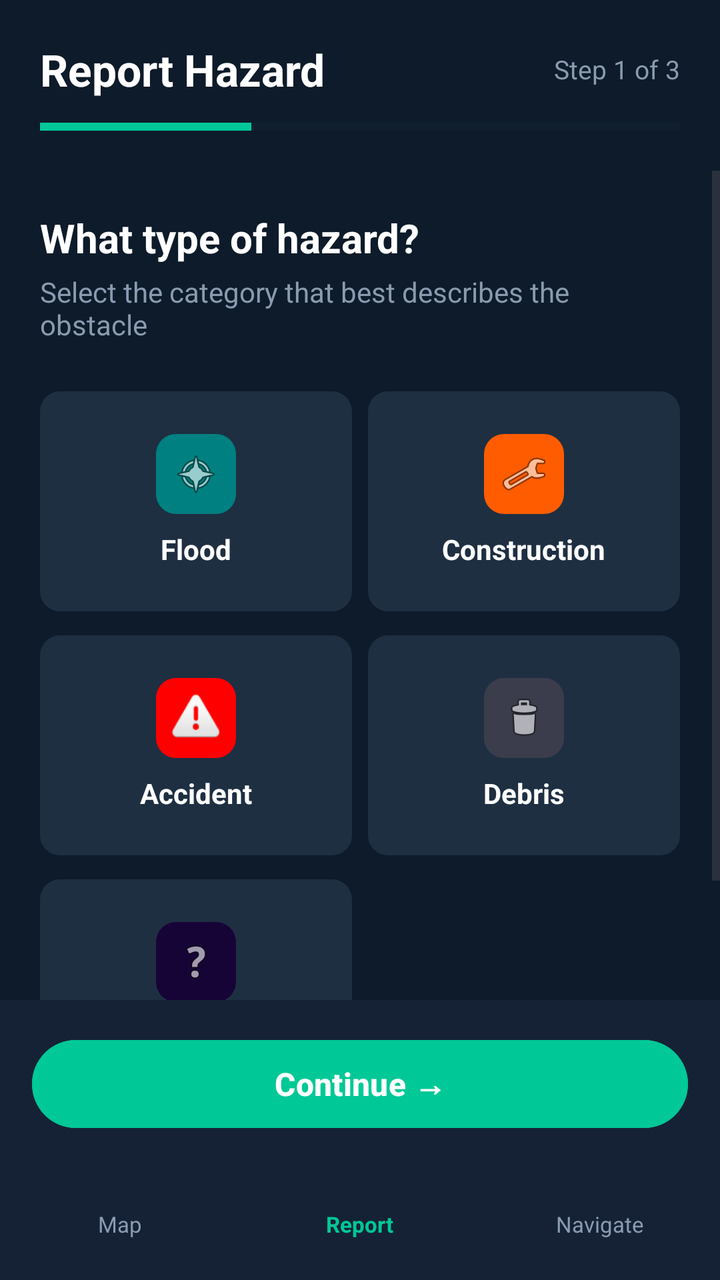
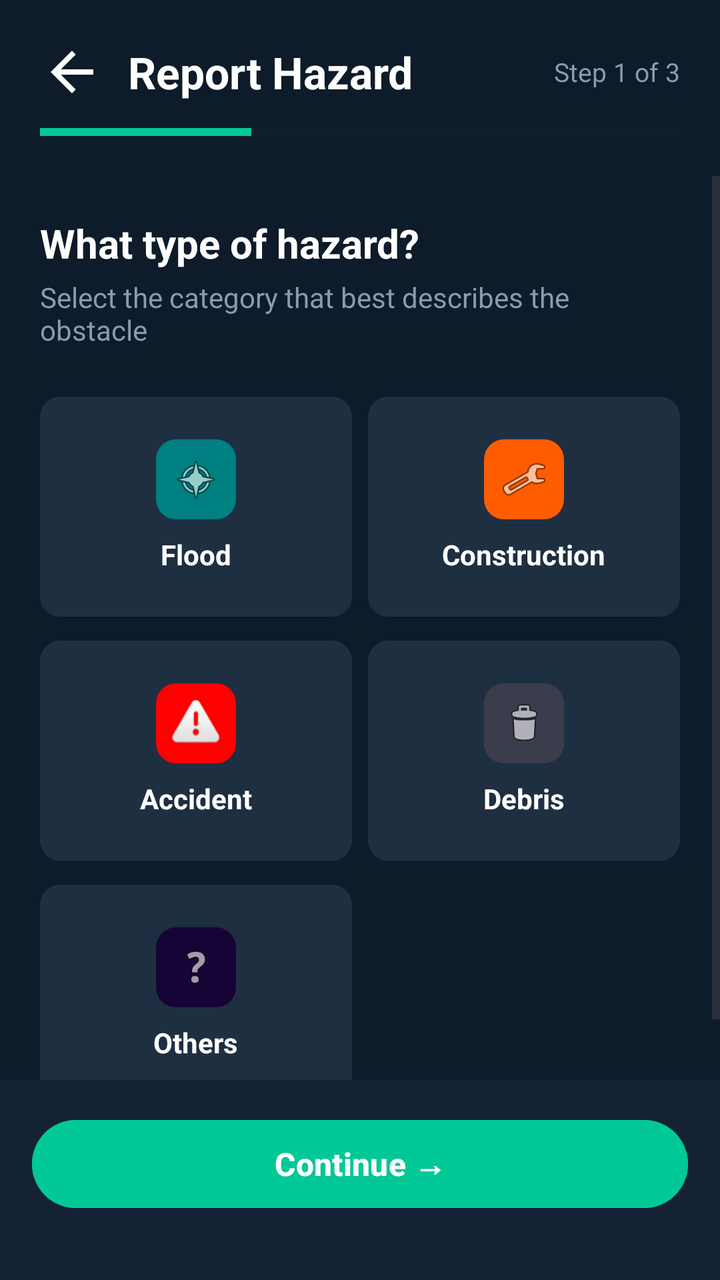

The first picture is an Android layout as it rendered before a commit; the second is the same layout after the commit. The layout source and the unified diff follow.
<!-- AndroidManifest.xml: application theme Theme.RouteGuard -->
<!-- res/layout/fragment_report_step1.xml -->
<?xml version="1.0" encoding="utf-8"?>
<androidx.constraintlayout.widget.ConstraintLayout
    xmlns:android="http://schemas.android.com/apk/res/android"
    xmlns:app="http://schemas.android.com/apk/res-auto"
    android:layout_width="match_parent"
    android:layout_height="match_parent"
    android:background="@color/bg_primary">

    
    <LinearLayout
        android:id="@+id/header"
        android:layout_width="match_parent"
        android:layout_height="wrap_content"
        android:orientation="vertical"
        android:padding="20dp"
        app:layout_constraintTop_toTopOf="parent">

        <LinearLayout
            android:layout_width="match_parent"
            android:layout_height="wrap_content"
            android:orientation="horizontal"
            android:gravity="center_vertical"
            android:layout_marginBottom="12dp">

            <TextView
                android:layout_width="0dp"
                android:layout_height="wrap_content"
                android:layout_weight="1"
                android:text="@string/report_hazard"
                android:textColor="@color/text_primary"
                android:textSize="22sp"
                android:textStyle="bold" />

            <TextView
                android:layout_width="wrap_content"
                android:layout_height="wrap_content"
                android:text="@string/step_1_of_3"
                android:textColor="@color/text_secondary"
                android:textSize="13sp" />
        </LinearLayout>

        
        <ProgressBar
            android:id="@+id/progressBar"
            style="@style/Widget.AppCompat.ProgressBar.Horizontal"
            android:layout_width="match_parent"
            android:layout_height="4dp"
            android:progress="33"
            android:progressTint="@color/accent_teal"
            android:progressBackgroundTint="@color/bg_card" />
    </LinearLayout>

    <ScrollView
        android:layout_width="match_parent"
        android:layout_height="0dp"
        app:layout_constraintTop_toBottomOf="@id/header"
        app:layout_constraintBottom_toTopOf="@id/bottomNav">

        <LinearLayout
            android:layout_width="match_parent"
            android:layout_height="wrap_content"
            android:orientation="vertical"
            android:padding="20dp">

            <TextView
                android:layout_width="wrap_content"
                android:layout_height="wrap_content"
                android:text="@string/hazard_type_prompt"
                android:textColor="@color/text_primary"
                android:textSize="20sp"
                android:textStyle="bold"
                android:layout_marginBottom="4dp" />

            <TextView
                android:layout_width="wrap_content"
                android:layout_height="wrap_content"
                android:text="@string/hazard_type_desc"
                android:textColor="@color/text_secondary"
                android:textSize="14sp"
                android:layout_marginBottom="24dp" />

            
            <LinearLayout
                android:layout_width="match_parent"
                android:layout_height="wrap_content"
                android:orientation="horizontal"
                android:layout_marginBottom="12dp">

                <LinearLayout
                    android:id="@+id/btnFlood"
                    android:layout_width="0dp"
                    android:layout_height="110dp"
                    android:layout_weight="1"
                    android:layout_marginEnd="8dp"
                    android:orientation="vertical"
                    android:gravity="center"
                    android:background="@drawable/bg_hazard_card">

                    <ImageView
                        android:layout_width="40dp"
                        android:layout_height="40dp"
                        android:src="@android:drawable/ic_menu_compass"
                        android:background="@drawable/bg_icon_teal"
                        android:padding="8dp"
                        android:layout_marginBottom="8dp" />

                    <TextView
                        android:layout_width="wrap_content"
                        android:layout_height="wrap_content"
                        android:text="@string/flood"
                        android:textColor="@color/text_primary"
                        android:textSize="14sp"
                        android:textStyle="bold" />
                </LinearLayout>

                <LinearLayout
                    android:id="@+id/btnConstruction"
                    android:layout_width="0dp"
                    android:layout_height="110dp"
                    android:layout_weight="1"
                    android:orientation="vertical"
                    android:gravity="center"
                    android:background="@drawable/bg_hazard_card">

                    <ImageView
                        android:layout_width="40dp"
                        android:layout_height="40dp"
                        android:src="@android:drawable/ic_menu_manage"
                        android:background="@drawable/bg_icon_orange"
                        android:padding="8dp"
                        android:layout_marginBottom="8dp" />

                    <TextView
                        android:layout_width="wrap_content"
                        android:layout_height="wrap_content"
                        android:text="@string/construction"
                        android:textColor="@color/text_primary"
                        android:textSize="14sp"
                        android:textStyle="bold" />
                </LinearLayout>
            </LinearLayout>

            
            <LinearLayout
                android:layout_width="match_parent"
                android:layout_height="wrap_content"
                android:orientation="horizontal"
                android:layout_marginBottom="12dp">

                <LinearLayout
                    android:id="@+id/btnAccident"
                    android:layout_width="0dp"
                    android:layout_height="110dp"
                    android:layout_weight="1"
                    android:layout_marginEnd="8dp"
                    android:orientation="vertical"
                    android:gravity="center"
                    android:background="@drawable/bg_hazard_card">

                    <ImageView
                        android:layout_width="40dp"
                        android:layout_height="40dp"
                        android:src="@android:drawable/ic_dialog_alert"
                        android:background="@drawable/bg_icon_red"
                        android:padding="8dp"
                        android:layout_marginBottom="8dp" />

                    <TextView
                        android:layout_width="wrap_content"
                        android:layout_height="wrap_content"
                        android:text="@string/accident"
                        android:textColor="@color/text_primary"
                        android:textSize="14sp"
                        android:textStyle="bold" />
                </LinearLayout>

                <LinearLayout
                    android:id="@+id/btnDebris"
                    android:layout_width="0dp"
                    android:layout_height="110dp"
                    android:layout_weight="1"
                    android:orientation="vertical"
                    android:gravity="center"
                    android:background="@drawable/bg_hazard_card">

                    <ImageView
                        android:layout_width="40dp"
                        android:layout_height="40dp"
                        android:src="@android:drawable/ic_menu_delete"
                        android:background="@drawable/bg_icon_gray"
                        android:padding="8dp"
                        android:layout_marginBottom="8dp" />

                    <TextView
                        android:layout_width="wrap_content"
                        android:layout_height="wrap_content"
                        android:text="@string/debris"
                        android:textColor="@color/text_primary"
                        android:textSize="14sp"
                        android:textStyle="bold" />
                </LinearLayout>
            </LinearLayout>

            
            <LinearLayout
                android:layout_width="match_parent"
                android:layout_height="wrap_content">

                <LinearLayout
                    android:id="@+id/btnOthers"
                    android:layout_width="0dp"
                    android:layout_height="110dp"
                    android:layout_weight="1"
                    android:layout_marginEnd="8dp"
                    android:orientation="vertical"
                    android:gravity="center"
                    android:background="@drawable/bg_hazard_card">

                    <ImageView
                        android:layout_width="40dp"
                        android:layout_height="40dp"
                        android:src="@android:drawable/ic_menu_help"
                        android:background="@drawable/bg_icon_purple"
                        android:padding="8dp"
                        android:layout_marginBottom="8dp" />

                    <TextView
                        android:layout_width="wrap_content"
                        android:layout_height="wrap_content"
                        android:text="@string/others"
                        android:textColor="@color/text_primary"
                        android:textSize="14sp"
                        android:textStyle="bold" />
                </LinearLayout>

                
                <View
                    android:layout_width="0dp"
                    android:layout_height="110dp"
                    android:layout_weight="1" />
            </LinearLayout>

        </LinearLayout>
    </ScrollView>

    
    <LinearLayout
        android:id="@+id/bottomNav"
        android:layout_width="match_parent"
        android:layout_height="wrap_content"
        android:orientation="vertical"
        android:background="@color/bg_secondary"
        app:layout_constraintBottom_toBottomOf="parent">

        <Button
            android:id="@+id/btnContinue"
            android:layout_width="match_parent"
            android:layout_height="52dp"
            android:layout_margin="16dp"
            android:text="@string/btn_continue"
            android:textColor="@color/text_primary"
            android:textSize="16sp"
            android:textStyle="bold"
            android:backgroundTint="@color/accent_teal"
            android:stateListAnimator="@null" />

        <LinearLayout
            android:layout_width="match_parent"
            android:layout_height="56dp"
            android:orientation="horizontal"
            android:gravity="center">

            <LinearLayout
                android:layout_width="0dp"
                android:layout_height="match_parent"
                android:layout_weight="1"
                android:orientation="vertical"
                android:gravity="center">
                <TextView android:layout_width="wrap_content"
                    android:layout_height="wrap_content"
                    android:text="@string/nav_map"
                    android:textColor="@color/text_secondary"
                    android:textSize="11sp" />
            </LinearLayout>

            <LinearLayout
                android:layout_width="0dp"
                android:layout_height="match_parent"
                android:layout_weight="1"
                android:orientation="vertical"
                android:gravity="center">
                <TextView android:layout_width="wrap_content"
                    android:layout_height="wrap_content"
                    android:text="@string/nav_report"
                    android:textColor="@color/accent_teal"
                    android:textSize="11sp"
                    android:textStyle="bold" />
            </LinearLayout>

            <LinearLayout
                android:layout_width="0dp"
                android:layout_height="match_parent"
                android:layout_weight="1"
                android:orientation="vertical"
                android:gravity="center">
                <TextView android:layout_width="wrap_content"
                    android:layout_height="wrap_content"
                    android:text="@string/nav_navigate"
                    android:textColor="@color/text_secondary"
                    android:textSize="11sp" />
            </LinearLayout>
        </LinearLayout>
    </LinearLayout>

</androidx.constraintlayout.widget.ConstraintLayout>
<!-- resources referenced by this layout -->
<resources>
  <color name="accent_teal">#00C896</color>
  <color name="bg_card">#1A2B3D</color>
  <color name="bg_primary">#0D1B2A</color>
  <color name="bg_secondary">#152236</color>
  <color name="text_primary">#FFFFFF</color>
  <color name="text_secondary">#8A9BB0</color>
  <!-- drawable bg_hazard_card (drawable) -->
  <?xml version="1.0" encoding="utf-8"?>
  <shape xmlns:android="http://schemas.android.com/apk/res/android"
      android:shape="rectangle">
      <solid android:color="#1E2F42" />
      <corners android:radius="10dp" />
  </shape>
  <!-- drawable bg_icon_gray (drawable) -->
  <?xml version="1.0" encoding="utf-8"?>
  <shape xmlns:android="http://schemas.android.com/apk/res/android"
      android:shape="rectangle">
      <solid android:color="#3B3D4D" />
      <corners android:radius="10dp" />
  </shape>
  <!-- drawable bg_icon_orange (drawable) -->
  <?xml version="1.0" encoding="utf-8"?>
  <shape xmlns:android="http://schemas.android.com/apk/res/android"
      android:shape="rectangle">
      <solid android:color="#FF5C00" />
      <corners android:radius="10dp" />
  </shape>
  <!-- drawable bg_icon_purple (drawable) -->
  <?xml version="1.0" encoding="utf-8"?>
  <shape xmlns:android="http://schemas.android.com/apk/res/android"
      android:shape="rectangle">
      <solid android:color="#170437" />
      <corners android:radius="10dp" />
  </shape>
  <!-- drawable bg_icon_red (drawable) -->
  <?xml version="1.0" encoding="utf-8"?>
  <shape xmlns:android="http://schemas.android.com/apk/res/android"
      android:shape="rectangle">
      <solid android:color="#FF0000" />  
      <corners android:radius="10dp" />
  </shape>
  <!-- drawable bg_icon_teal (drawable) -->
  <?xml version="1.0" encoding="utf-8"?>
  <shape xmlns:android="http://schemas.android.com/apk/res/android"
      android:shape="rectangle">
      <solid android:color="#008080" />  
      <corners android:radius="10dp" />
  </shape>
  <string name="accident">Accident</string>
  <string name="btn_continue">Continue →</string>
  <string name="construction">Construction</string>
  <string name="debris">Debris</string>
  <string name="flood">Flood</string>
  <string name="hazard_type_desc">Select the category that best describes the obstacle</string>
  <string name="hazard_type_prompt">What type of hazard?</string>
  <string name="nav_map">Map</string>
  <string name="nav_navigate">Navigate</string>
  <string name="nav_report">Report</string>
  <string name="others">Others</string>
  <string name="report_hazard">Report Hazard</string>
  <string name="step_1_of_3">Step 1 of 3</string>
  <style name="Theme.RouteGuard" parent="Base.Theme.RouteGuard" />
  <style name="Base.Theme.RouteGuard" parent="Theme.Material3.DayNight.NoActionBar">
          
          
      </style>
</resources>

<!-- the commit's change to res/layout/fragment_report_step1.xml (unified diff, before → after) -->
@@ -22,6 +22,14 @@
             android:gravity="center_vertical"
             android:layout_marginBottom="12dp">
 
+            <ImageView
+                android:id="@+id/btnBack"
+                android:layout_width="32dp"
+                android:layout_height="32dp"
+                android:src="@drawable/ic_back_arrow"
+                android:layout_marginEnd="12dp"
+                android:contentDescription="@string/btn_back" />
+
             <TextView
                 android:layout_width="0dp"
                 android:layout_height="wrap_content"
@@ -250,6 +258,7 @@
         android:layout_height="wrap_content"
         android:orientation="vertical"
         android:background="@color/bg_secondary"
+        android:paddingBottom="16dp"
         app:layout_constraintBottom_toBottomOf="parent">
 
         <Button
@@ -263,53 +272,6 @@
             android:textStyle="bold"
             android:backgroundTint="@color/accent_teal"
             android:stateListAnimator="@null" />
-
-        <LinearLayout
-            android:layout_width="match_parent"
-            android:layout_height="56dp"
-            android:orientation="horizontal"
-            android:gravity="center">
-
-            <LinearLayout
-                android:layout_width="0dp"
-                android:layout_height="match_parent"
-                android:layout_weight="1"
-                android:orientation="vertical"
-                android:gravity="center">
-                <TextView android:layout_width="wrap_content"
-                    android:layout_height="wrap_content"
-                    android:text="@string/nav_map"
-                    android:textColor="@color/text_secondary"
-                    android:textSize="11sp" />
-            </LinearLayout>
-
-            <LinearLayout
-                android:layout_width="0dp"
-                android:layout_height="match_parent"
-                android:layout_weight="1"
-                android:orientation="vertical"
-                android:gravity="center">
-                <TextView android:layout_width="wrap_content"
-                    android:layout_height="wrap_content"
-                    android:text="@string/nav_report"
-                    android:textColor="@color/accent_teal"
-                    android:textSize="11sp"
-                    android:textStyle="bold" />
-            </LinearLayout>
-
-            <LinearLayout
-                android:layout_width="0dp"
-                android:layout_height="match_parent"
-                android:layout_weight="1"
-                android:orientation="vertical"
-                android:gravity="center">
-                <TextView android:layout_width="wrap_content"
-                    android:layout_height="wrap_content"
-                    android:text="@string/nav_navigate"
-                    android:textColor="@color/text_secondary"
-                    android:textSize="11sp" />
-            </LinearLayout>
-        </LinearLayout>
     </LinearLayout>
 
 </androidx.constraintlayout.widget.ConstraintLayout>
<!-- resource entries referenced after the edit -->
@@ -48,23 +48,38 @@
       <solid android:color="#008080" />  
       <corners android:radius="10dp" />
   </shape>
+  <!-- drawable ic_back_arrow (drawable) -->
+  <vector xmlns:android="http://schemas.android.com/apk/res/android"
+      android:width="24dp"
+      android:height="24dp"
+      android:viewportWidth="24"
+      android:viewportHeight="24"
+      android:tint="#FFFFFF">
+    <path
+        android:fillColor="@android:color/white"
+        android:pathData="M20,11H7.83l5.59,-5.59L12,4l-8,8 8,8 1.41,-1.41L7.83,13H20v-2z"/>
+  </vector>
   <string name="accident">Accident</string>
+  <string name="btn_back">Back</string>
   <string name="btn_continue">Continue →</string>
   <string name="construction">Construction</string>
   <string name="debris">Debris</string>
   <string name="flood">Flood</string>
   <string name="hazard_type_desc">Select the category that best describes the obstacle</string>
   <string name="hazard_type_prompt">What type of hazard?</string>
-  <string name="nav_map">Map</string>
-  <string name="nav_navigate">Navigate</string>
-  <string name="nav_report">Report</string>
   <string name="others">Others</string>
   <string name="report_hazard">Report Hazard</string>
   <string name="step_1_of_3">Step 1 of 3</string>
-  <style name="Theme.RouteGuard" parent="Base.Theme.RouteGuard" />
+  <style name="Theme.RouteGuard" parent="Base.Theme.RouteGuard">
+          <item name="actionOverflowMenuStyle">@style/CustomPopupMenu</item>
+      </style>
   <style name="Base.Theme.RouteGuard" parent="Theme.Material3.DayNight.NoActionBar">
           
           
       </style>
+  <style name="CustomPopupMenu" parent="Widget.AppCompat.PopupMenu">
+          <item name="android:itemBackground">@color/bg_card</item>
+          <item name="android:textColorPrimary">@color/text_primary</item>
+      </style>
 </resources>
 
